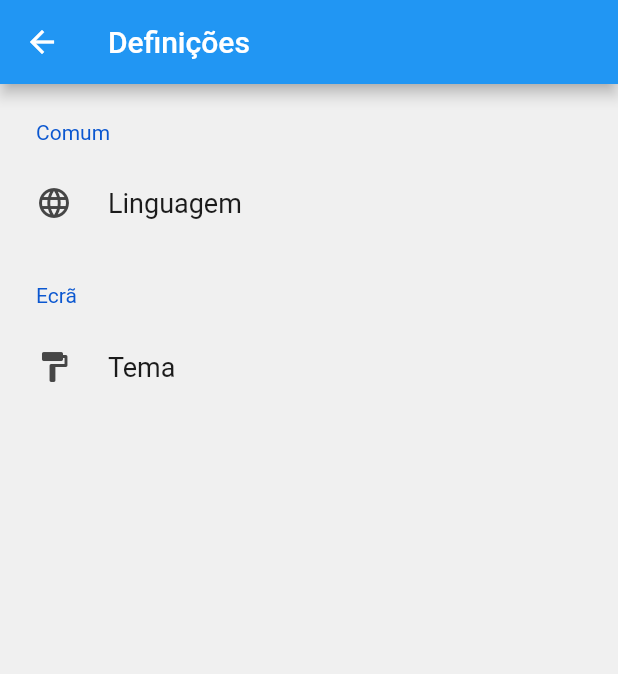
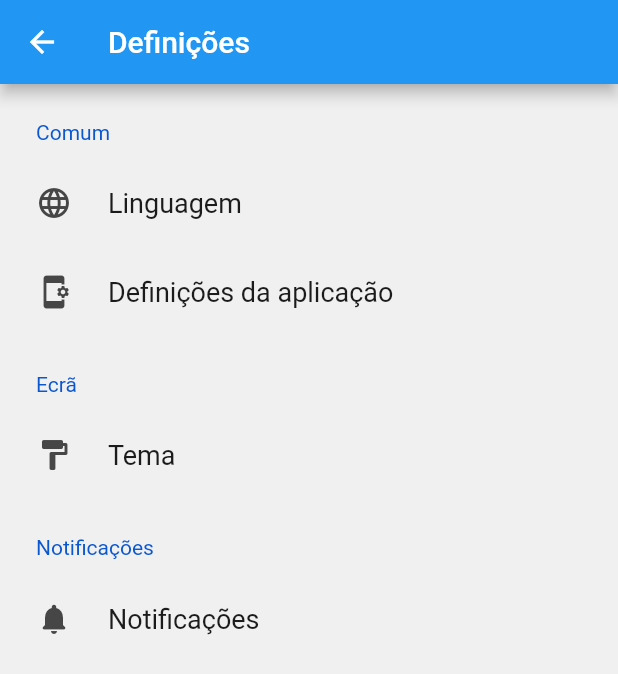
Before and after one commit to PECI-21-22-Grupo04/android-app, a Flutter app: the Settings screen opened directly, on a phone screen of 412 x 824 dp. Shown: the top 674 px of the screen. Run offline on Flutter 3.47's test engine with Material 2 defaults, Android fonts, the phone set to English and light mode, and no system bars; drawn by our look-alikes of settings_ui; our stand-ins replace firebase_auth, firebase_core, google_sign_in; missing offline and left inert: app_settings; accounts and stored records are empty.

Commit message:
Added notifications and app settings to overall settings page; clicking these will open the phone's settings

```diff
--- a/runx/lib/settings/settings.dart
+++ b/runx/lib/settings/settings.dart
@@ -2,6 +2,7 @@ import 'package:flutter/material.dart';
 import 'package:runx/settings/languagescreen.dart';
 import 'package:runx/settings/themescreen.dart';
 import 'package:settings_ui/settings_ui.dart';
+import 'package:app_settings/app_settings.dart';
 
 class Settings extends StatefulWidget {
   const Settings({Key? key}) : super(key: key);
@@ -37,6 +38,13 @@ class _SettingsState extends State<Settings> {
                 ));
               },
             ),
+            SettingsTile(
+              title: const Text('Definições da aplicação'),
+              leading: const Icon(Icons.app_settings_alt_rounded),
+              onPressed: (context) {
+                AppSettings.openAppSettings();
+              },
+            ),
           ],
         ),
         SettingsSection(
@@ -53,6 +61,18 @@ class _SettingsState extends State<Settings> {
             ),
           ],
         ),
+        SettingsSection(
+          title: const Text('Notificações'),
+          tiles: [
+            SettingsTile(
+              title: const Text('Notificações'),
+              leading: const Icon(Icons.notifications_rounded),
+              onPressed: (context) {
+                AppSettings.openNotificationSettings();
+              },
+            ),
+          ],
+        ),
       ],
     );
   }
--- a/runx/pubspec.yaml
+++ b/runx/pubspec.yaml
@@ -38,6 +38,7 @@ dependencies:
   firebase_auth: ^3.3.8
   http: ^0.13.4
   settings_ui: ^2.0.2
+  app_settings: ^4.1.1
 
 dev_dependencies:
   flutter_test:
```
Also changed, not shown: runx/pubspec.lock.
